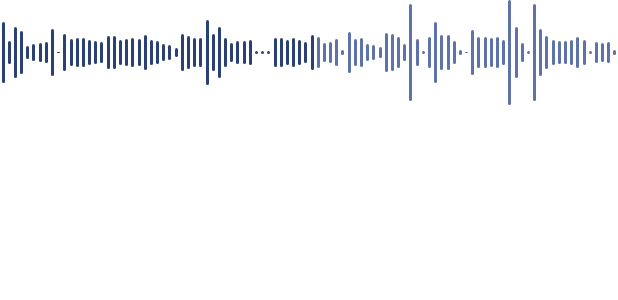
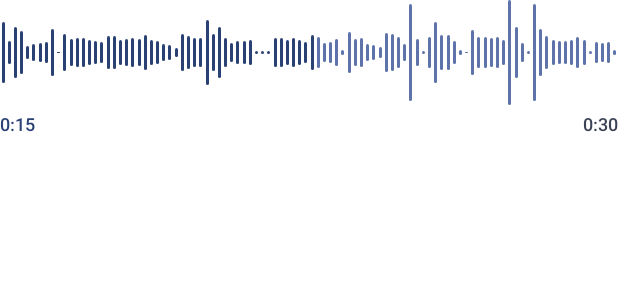
Before and after one commit to kirillNay/SampleRecorder, an Android app built with Jetpack Compose: the @Preview function PlayerTimelinePreview, on a phone screen of 412 x 824 dp. Shown: the top 300 px of the screen. Run offline under Robolectric (Android 15) with nearby library versions, the phone set to English and light mode, and no system bars.

Commit message:
Add duration of timeline

```diff
--- a/app/src/main/kotlin/nay/kirill/samplerecorder/domain/Player.kt
+++ b/app/src/main/kotlin/nay/kirill/samplerecorder/domain/Player.kt
@@ -26,6 +26,8 @@ interface Player {
 
     val progress: Flow<Float>
 
+    val duration: Int
+
     sealed interface State {
 
         object UNKNOWN : State
--- a/app/src/main/kotlin/nay/kirill/samplerecorder/player/PlayerImpl.kt
+++ b/app/src/main/kotlin/nay/kirill/samplerecorder/player/PlayerImpl.kt
@@ -30,6 +30,9 @@ internal class PlayerImpl(
 
     override val isPlaying: Boolean
         get() = mediaPlayer.isPlaying
+
+    override val duration: Int
+        get() = mediaPlayer.duration
 
     override fun create(resourceId: Int) {
         mediaResId = resourceId
--- a/app/src/main/kotlin/nay/kirill/samplerecorder/presentation/MainStateConverter.kt
+++ b/app/src/main/kotlin/nay/kirill/samplerecorder/presentation/MainStateConverter.kt
@@ -27,7 +27,9 @@ class MainStateConverter : (MainState) -> MainUIState {
                 timeline = state.amplitude?.let {
                     PlayerTimelineState.Data(
                         amplitude = it,
-                        progress = state.progress
+                        progress = state.progress,
+                        duration = state.duration.toDuration(),
+                        currentPosition = (state.duration * state.progress).toInt().toDuration()
                     )
                 } ?: PlayerTimelineState.Empty,
                 audioControllerState = AudioControllerState(
@@ -37,6 +39,8 @@ class MainStateConverter : (MainState) -> MainUIState {
             )
         }
     }
+
+    private fun Int.toDuration(): String = "${this / 1_000 / 60}".padStart(2,'0') + ":" + "${this / 1_000 % 60}".padStart(2,'0')
 
     private fun MainState.chooserState() = SampleChooserUIState(
         sampleGroups = samples.convertToGroups(selectedSampleId, expandedType)
--- a/app/src/main/kotlin/nay/kirill/samplerecorder/presentation/MainUIState.kt
+++ b/app/src/main/kotlin/nay/kirill/samplerecorder/presentation/MainUIState.kt
@@ -17,7 +17,8 @@ data class MainState(
     val initialSpeed: Float,
     val initialVolume: Float,
     val speed: Float = 1F,
-    val volume: Float = 1F
+    val volume: Float = 1F,
+    val duration: Int = 0
 ) {
 
     val selectedSample: Sample? get() = samples.find { it.id == selectedSampleId }
--- a/app/src/main/kotlin/nay/kirill/samplerecorder/presentation/audioController/AudioController.kt
+++ b/app/src/main/kotlin/nay/kirill/samplerecorder/presentation/audioController/AudioController.kt
@@ -62,6 +62,7 @@ fun AudioController(
         Text(
             text = stringResource(id = R.string.volume),
             style = MaterialTheme.typography.bodyMedium,
+            color = MaterialTheme.colorScheme.secondary,
             modifier = Modifier
                 .vertical()
                 .rotate(-90F)
@@ -140,6 +141,7 @@ fun AudioController(
             Text(
                 text = stringResource(id = R.string.speed),
                 style = MaterialTheme.typography.bodyMedium,
+                color = MaterialTheme.colorScheme.secondary,
                 modifier = Modifier
                     .padding(top = 6.dp),
             )
--- a/app/src/main/kotlin/nay/kirill/samplerecorder/presentation/playerTimeline/PlayerTimeline.kt
+++ b/app/src/main/kotlin/nay/kirill/samplerecorder/presentation/playerTimeline/PlayerTimeline.kt
@@ -9,16 +9,17 @@ import androidx.compose.foundation.layout.Box
 import androidx.compose.foundation.layout.BoxWithConstraints
 import androidx.compose.foundation.layout.Row
 import androidx.compose.foundation.layout.fillMaxHeight
-import androidx.compose.foundation.layout.fillMaxSize
 import androidx.compose.foundation.layout.fillMaxWidth
 import androidx.compose.foundation.layout.height
 import androidx.compose.foundation.layout.padding
 import androidx.compose.foundation.layout.width
 import androidx.compose.foundation.shape.RoundedCornerShape
 import androidx.compose.material3.MaterialTheme
+import androidx.compose.material3.Text
 import androidx.compose.runtime.Composable
 import androidx.compose.runtime.getValue
 import androidx.compose.runtime.remember
+import androidx.compose.ui.Alignment
 import androidx.compose.ui.Modifier
 import androidx.compose.ui.draw.clip
 import androidx.compose.ui.input.pointer.pointerInput
@@ -39,12 +40,13 @@ internal fun PlayerTimeline(
         is PlayerTimelineState.Data -> {
             BoxWithConstraints (
                 modifier = Modifier
-                .fillMaxWidth()
-                .height(70.dp)
+                    .fillMaxWidth()
+                    .height(90.dp)
             ){
                 Row(
                     modifier = modifier
-                        .fillMaxSize()
+                        .fillMaxWidth()
+                        .height(70.dp)
                         .pointerInput(Unit) {
                             detectHorizontalDragGestures { change, _ ->
                                 change.consume()
@@ -84,8 +86,21 @@ internal fun PlayerTimeline(
                         )
                     }
                 }
+                Text(
+                    text = state.currentPosition,
+                    style = MaterialTheme.typography.bodySmall,
+                    color = MaterialTheme.colorScheme.primary,
+                    modifier = Modifier
+                        .align(Alignment.BottomStart)
+                )
+                Text(
+                    text = state.duration,
+                    style = MaterialTheme.typography.bodySmall,
+                    color = MaterialTheme.colorScheme.secondary,
+                    modifier = Modifier
+                        .align(Alignment.BottomEnd)
+                )
             }
-
         }
 
         else -> Unit
@@ -202,7 +217,9 @@ private fun PlayerTimelinePreview(
                     0.1923077F,
                     0.03846154F
                 ),
-                progress = 0.5F
+                progress = 0.5F,
+                duration = "0:30",
+                currentPosition = "0:15"
             )
         ) {
 
--- a/app/src/main/kotlin/nay/kirill/samplerecorder/presentation/playerTimeline/PlayerTimelineState.kt
+++ b/app/src/main/kotlin/nay/kirill/samplerecorder/presentation/playerTimeline/PlayerTimelineState.kt
@@ -4,7 +4,9 @@ sealed interface PlayerTimelineState {
 
     data class Data(
         val amplitude: List<Float>,
-        val progress: Float
+        val progress: Float,
+        val duration: String,
+        val currentPosition: String,
     ) : PlayerTimelineState
 
     object Empty : PlayerTimelineState
--- a/app/src/main/kotlin/nay/kirill/samplerecorder/theme/Type.kt
+++ b/app/src/main/kotlin/nay/kirill/samplerecorder/theme/Type.kt
@@ -44,7 +44,7 @@ val Typography = Typography(
     ),
     bodySmall = TextStyle(
         fontSize = 12.sp,
-        fontWeight = FontWeight.W300,
+        fontWeight = FontWeight.W500,
         fontFamily = FontFamily.SansSerif,
         lineHeight = 14.sp,
     ),
```
Also changed, not shown: app/src/main/kotlin/nay/kirill/samplerecorder/presentation/MainViewModel.kt (+17 -13 lines).
